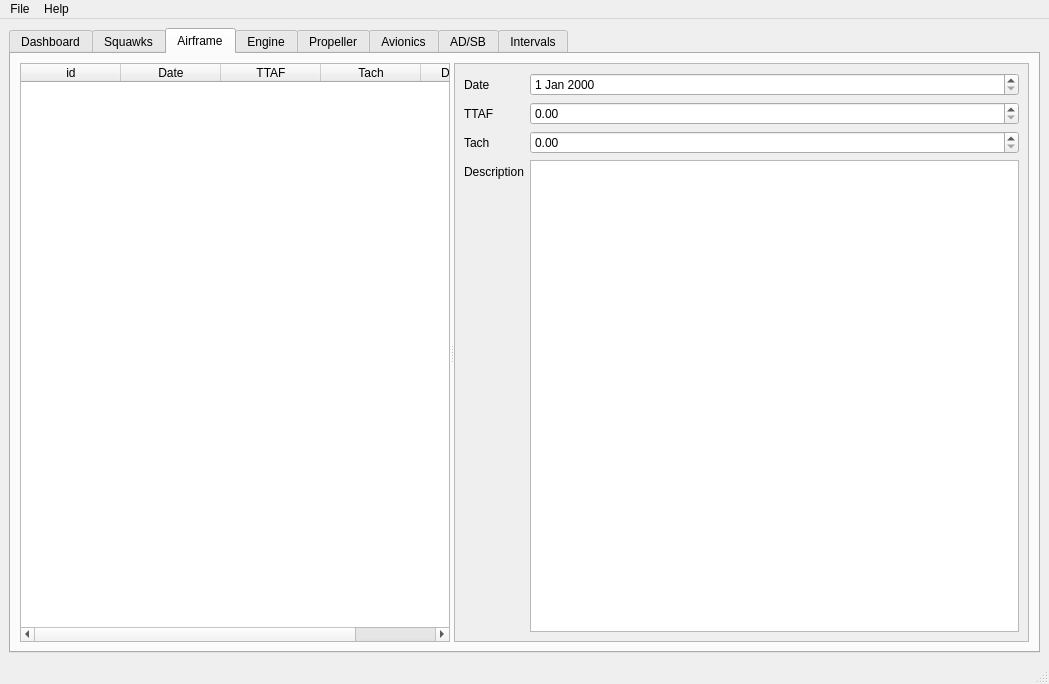
This is interfaces/form.ui in Shadowist/aircraft_mx_tracker as Qt 5 draws it before an edit. The edited form follows.
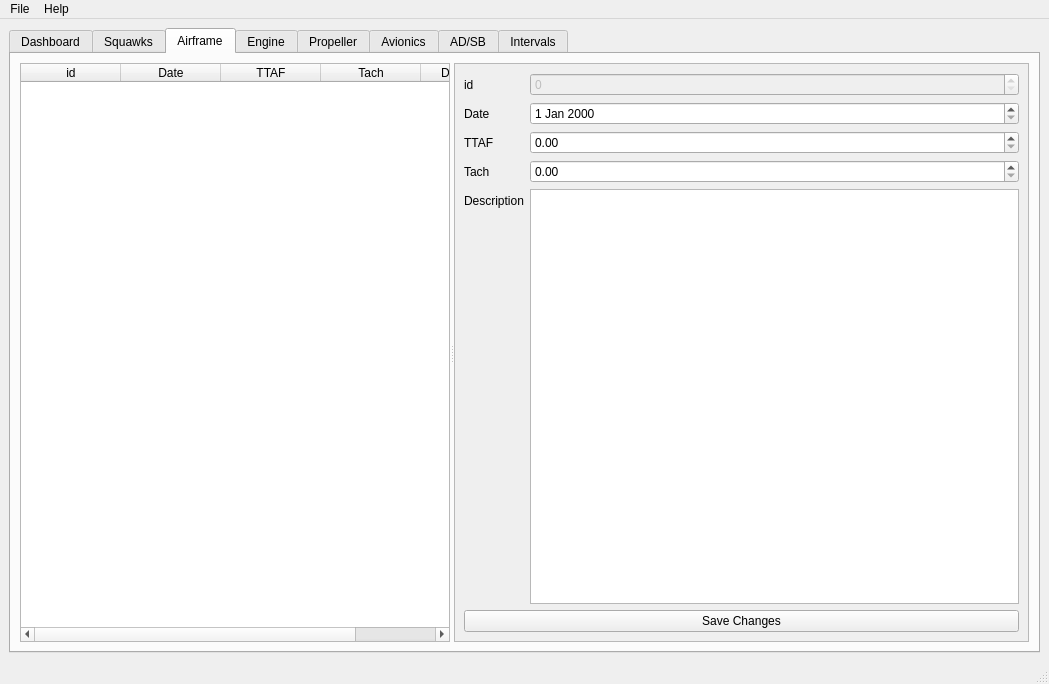
This is the edited form.

Commit message: Added id and save button

```diff
--- a/interfaces/form.ui
+++ b/interfaces/form.ui
@@ -83,37 +83,51 @@
             </property>
             <layout class="QFormLayout" name="formLayout">
              <item row="0" column="0">
+              <widget class="QLabel" name="label_5">
+               <property name="text">
+                <string>id</string>
+               </property>
+              </widget>
+             </item>
+             <item row="0" column="1">
+              <widget class="QSpinBox" name="airframe_id">
+               <property name="enabled">
+                <bool>false</bool>
+               </property>
+              </widget>
+             </item>
+             <item row="1" column="0">
               <widget class="QLabel" name="label">
                <property name="text">
                 <string>Date</string>
                </property>
               </widget>
              </item>
-             <item row="0" column="1">
+             <item row="1" column="1">
               <widget class="QDateEdit" name="airframe_date"/>
              </item>
-             <item row="1" column="0">
+             <item row="2" column="0">
               <widget class="QLabel" name="label_2">
                <property name="text">
                 <string>TTAF</string>
                </property>
               </widget>
              </item>
-             <item row="1" column="1">
+             <item row="2" column="1">
               <widget class="QDoubleSpinBox" name="airframe_ttaf">
                <property name="maximum">
                 <double>1000000.000000000000000</double>
                </property>
               </widget>
              </item>
-             <item row="2" column="0">
+             <item row="3" column="0">
               <widget class="QLabel" name="label_3">
                <property name="text">
                 <string>Tach</string>
                </property>
               </widget>
              </item>
-             <item row="2" column="1">
+             <item row="3" column="1">
               <widget class="QDoubleSpinBox" name="airframe_tach">
                <property name="minimum">
                 <double>0.000000000000000</double>
@@ -123,16 +137,23 @@
                </property>
               </widget>
              </item>
-             <item row="3" column="0">
+             <item row="4" column="0">
               <widget class="QLabel" name="label_4">
                <property name="text">
                 <string>Description</string>
                </property>
               </widget>
              </item>
-             <item row="3" column="1">
+             <item row="4" column="1">
               <widget class="QTextEdit" name="airframe_description"/>
              </item>
+             <item row="5" column="0" colspan="2">
+              <widget class="QPushButton" name="airframe_save">
+               <property name="text">
+                <string>Save Changes</string>
+               </property>
+              </widget>
+             </item>
             </layout>
            </widget>
           </widget>
```
The commit also changes 1 other file.
